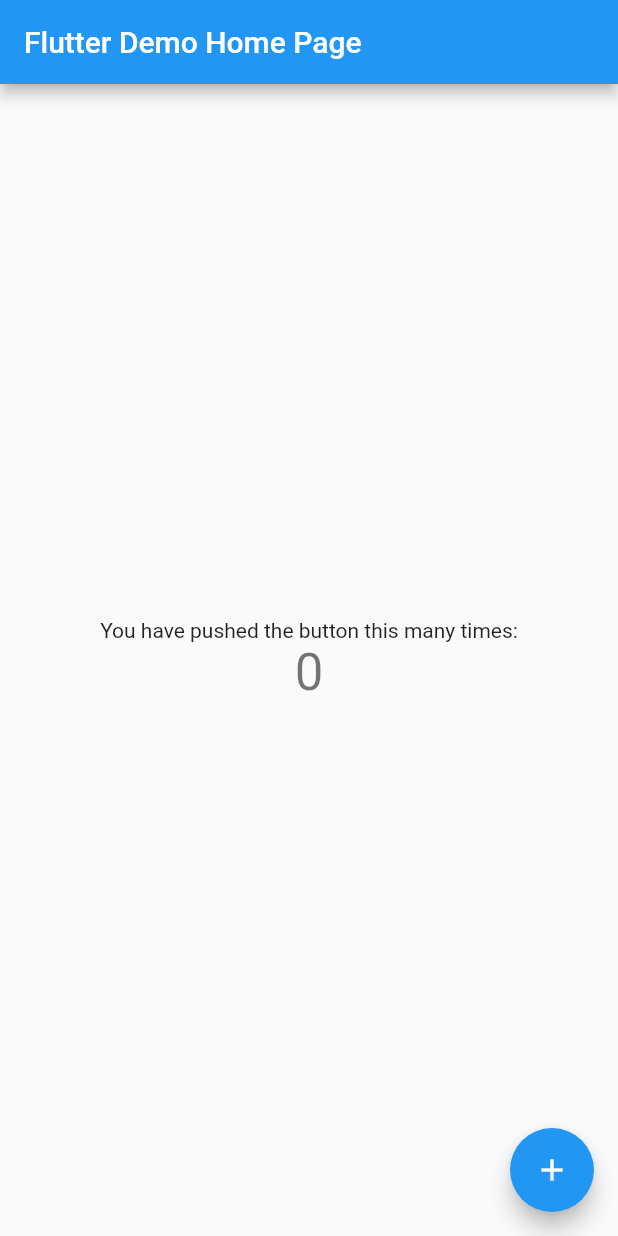
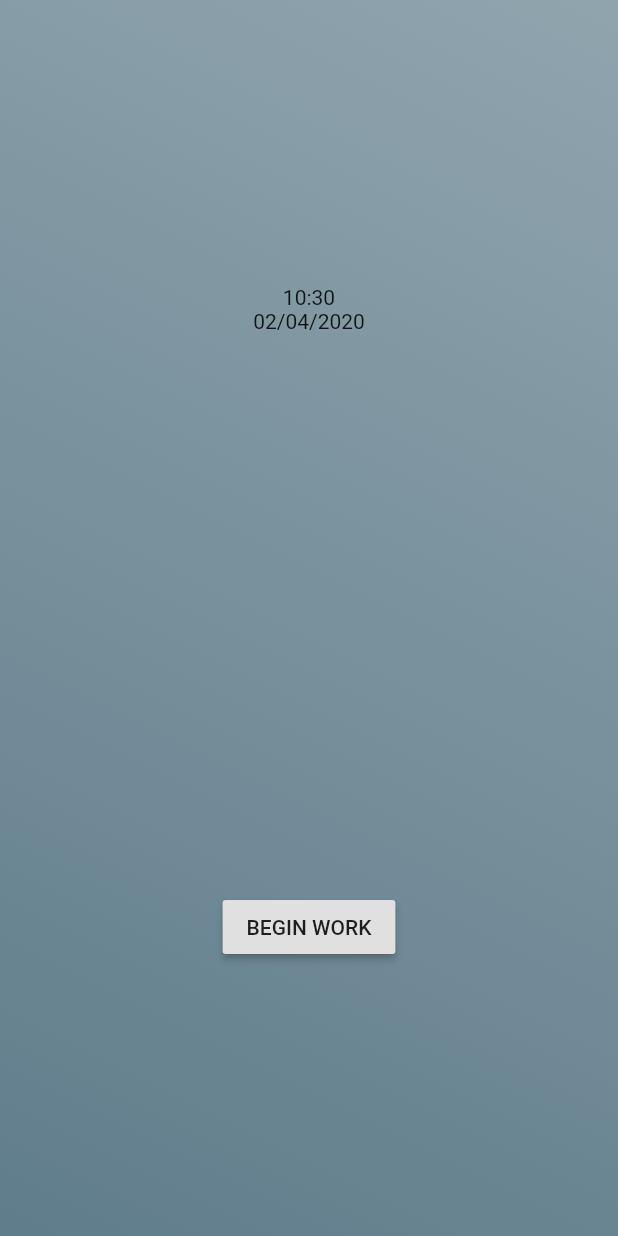
Before and after one commit to areille/time-spent, a Flutter app: the screen it shows after launch, on a phone screen of 412 x 824 dp. Run offline on Flutter 3.47's test engine with Material 2 defaults, Android fonts, the phone set to English and light mode, and no system bars; our stand-ins replace moor, moor_ffi; generated files the repository leaves out were written again.

Commit message:
Add ui poc

```diff
--- a/lib/main.dart
+++ b/lib/main.dart
@@ -1,111 +1,30 @@
 import 'package:flutter/material.dart';
+import 'package:flutter/rendering.dart';
+import 'package:provider/provider.dart';
 
-void main() => runApp(MyApp());
+import 'data/db/database.dart';
+import 'screens/home.dart';
 
-class MyApp extends StatelessWidget {
-  // This widget is the root of your application.
+void main() {
+  // debugPaintSizeEnabled = true;
+  runApp(
+    Provider<Database>(
+      create: (_) => Database(),
+      child: App(),
+      dispose: (_, db) => db.close(),
+    ),
+  );
+}
+
+class App extends StatelessWidget {
   @override
   Widget build(BuildContext context) {
     return MaterialApp(
-      title: 'Flutter Demo',
+      title: 'Time Spent',
       theme: ThemeData(
-        // This is the theme of your application.
-        //
-        // Try running your application with "flutter run". You'll see the
-        // application has a blue toolbar. Then, without quitting the app, try
-        // changing the primarySwatch below to Colors.green and then invoke
-        // "hot reload" (press "r" in the console where you ran "flutter run",
-        // or simply save your changes to "hot reload" in a Flutter IDE).
-        // Notice that the counter didn't reset back to zero; the application
-        // is not restarted.
-        primarySwatch: Colors.blue,
+        primarySwatch: Colors.blueGrey,
       ),
-      home: MyHomePage(title: 'Flutter Demo Home Page'),
+      home: HomePage(),
     );
   }
 }
-
-class MyHomePage extends StatefulWidget {
-  MyHomePage({Key key, this.title}) : super(key: key);
-
-  // This widget is the home page of your application. It is stateful, meaning
-  // that it has a State object (defined below) that contains fields that affect
-  // how it looks.
-
-  // This class is the configuration for the state. It holds the values (in this
-  // case the title) provided by the parent (in this case the App widget) and
-  // used by the build method of the State. Fields in a Widget subclass are
-  // always marked "final".
-
-  final String title;
-
-  @override
-  _MyHomePageState createState() => _MyHomePageState();
-}
-
-class _MyHomePageState extends State<MyHomePage> {
-  int _counter = 0;
-
-  void _incrementCounter() {
-    setState(() {
-      // This call to setState tells the Flutter framework that something has
-      // changed in this State, which causes it to rerun the build method below
-      // so that the display can reflect the updated values. If we changed
-      // _counter without calling setState(), then the build method would not be
-      // called again, and so nothing would appear to happen.
-      _counter++;
-    });
-  }
-
-  @override
-  Widget build(BuildContext context) {
-    // This method is rerun every time setState is called, for instance as done
-    // by the _incrementCounter method above.
-    //
-    // The Flutter framework has been optimized to make rerunning build methods
-    // fast, so that you can just rebuild anything that needs updating rather
-    // than having to individually change instances of widgets.
-    return Scaffold(
-      appBar: AppBar(
-        // Here we take the value from the MyHomePage object that was created by
-        // the App.build method, and use it to set our appbar title.
-        title: Text(widget.title),
-      ),
-      body: Center(
-        // Center is a layout widget. It takes a single child and positions it
-        // in the middle of the parent.
-        child: Column(
-          // Column is also a layout widget. It takes a list of children and
-          // arranges them vertically. By default, it sizes itself to fit its
-          // children horizontally, and tries to be as tall as its parent.
-          //
-          // Invoke "debug painting" (press "p" in the console, choose the
-          // "Toggle Debug Paint" action from the Flutter Inspector in Android
-          // Studio, or the "Toggle Debug Paint" command in Visual Studio Code)
-          // to see the wireframe for each widget.
-          //
-          // Column has various properties to control how it sizes itself and
-          // how it positions its children. Here we use mainAxisAlignment to
-          // center the children vertically; the main axis here is the vertical
-          // axis because Columns are vertical (the cross axis would be
-          // horizontal).
-          mainAxisAlignment: MainAxisAlignment.center,
-          children: <Widget>[
-            Text(
-              'You have pushed the button this many times:',
-            ),
-            Text(
-              '$_counter',
-              style: Theme.of(context).textTheme.display1,
-            ),
-          ],
-        ),
-      ),
-      floatingActionButton: FloatingActionButton(
-        onPressed: _incrementCounter,
-        tooltip: 'Increment',
-        child: Icon(Icons.add),
-      ), // This trailing comma makes auto-formatting nicer for build methods.
-    );
-  }
-}
--- /dev/null
+++ b/lib/screens/home.dart
@@ -0,0 +1,61 @@
+import 'dart:async';
+
+import 'package:flutter/material.dart';
+import 'package:intl/intl.dart';
+
+class HomePage extends StatefulWidget {
+  @override
+  _HomePageState createState() => _HomePageState();
+}
+
+class _HomePageState extends State<HomePage> {
+  DateTime now;
+
+  @override
+  void initState() {
+    now = DateTime.now();
+    Timer.periodic(
+      const Duration(seconds: 1),
+      (_) => setState(() {
+        now = DateTime.now();
+      }),
+    );
+    super.initState();
+  }
+
+  @override
+  Widget build(BuildContext context) {
+    return Material(
+      child: Container(
+        decoration: BoxDecoration(
+          gradient: LinearGradient(
+            begin: Alignment.topRight,
+            end: Alignment.bottomLeft,
+            colors: [Colors.blueGrey[300], Colors.blueGrey],
+          ),
+        ),
+        child: Column(
+          children: [
+            Flexible(
+              child: Column(
+                mainAxisAlignment: MainAxisAlignment.center,
+                children: [
+                  Text(DateFormat("HH:mm").format(now)),
+                  Text(DateFormat("dd/MM/yyyy").format(now)),
+                ],
+              ),
+            ),
+            Flexible(
+              child: Center(
+                child: RaisedButton(
+                  child: Text('BEGIN WORK'),
+                  onPressed: () {},
+                ),
+              ),
+            ),
+          ],
+        ),
+      ),
+    );
+  }
+}
--- a/pubspec.yaml
+++ b/pubspec.yaml
@@ -8,10 +8,12 @@ environment:
 dependencies:
   flutter:
     sdk: flutter
+  intl: ^0.16.1
   moor: ^2.4.2
   moor_ffi: ^0.4.0
   path: ^1.6.4
   path_provider: ^1.6.5
+  provider: ^4.0.4
 
 dev_dependencies:
   flutter_test:
```
Also changed, not shown: pubspec.lock.
